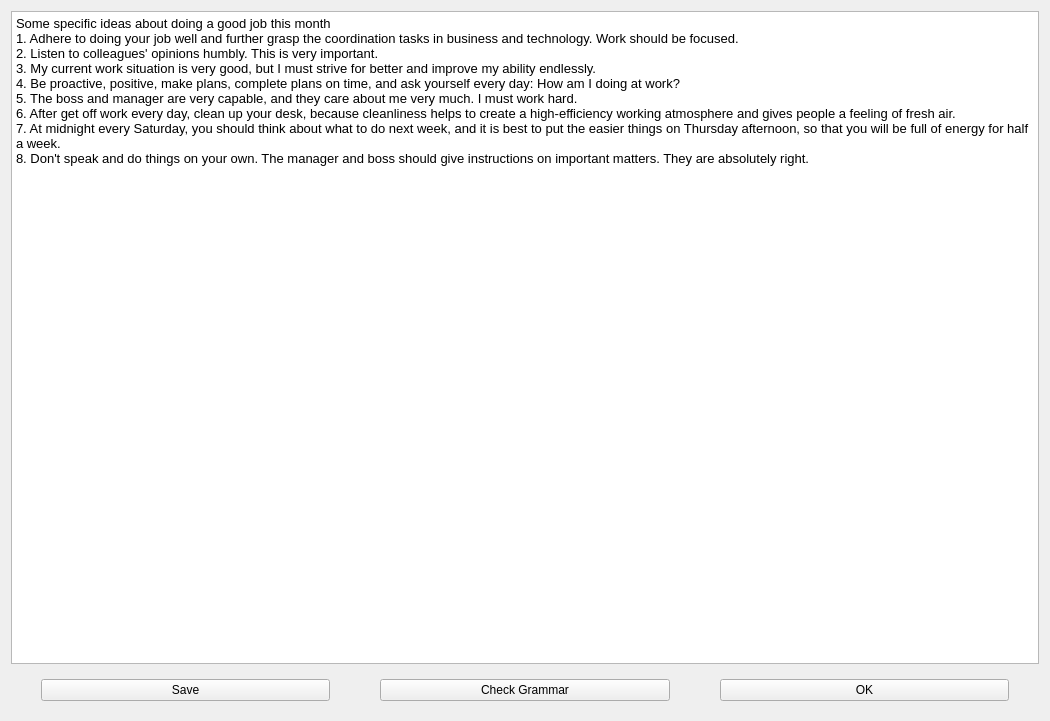
soda92/beijing_fushengji_rewrite, file form/text_editor.ui: the form before one commit.
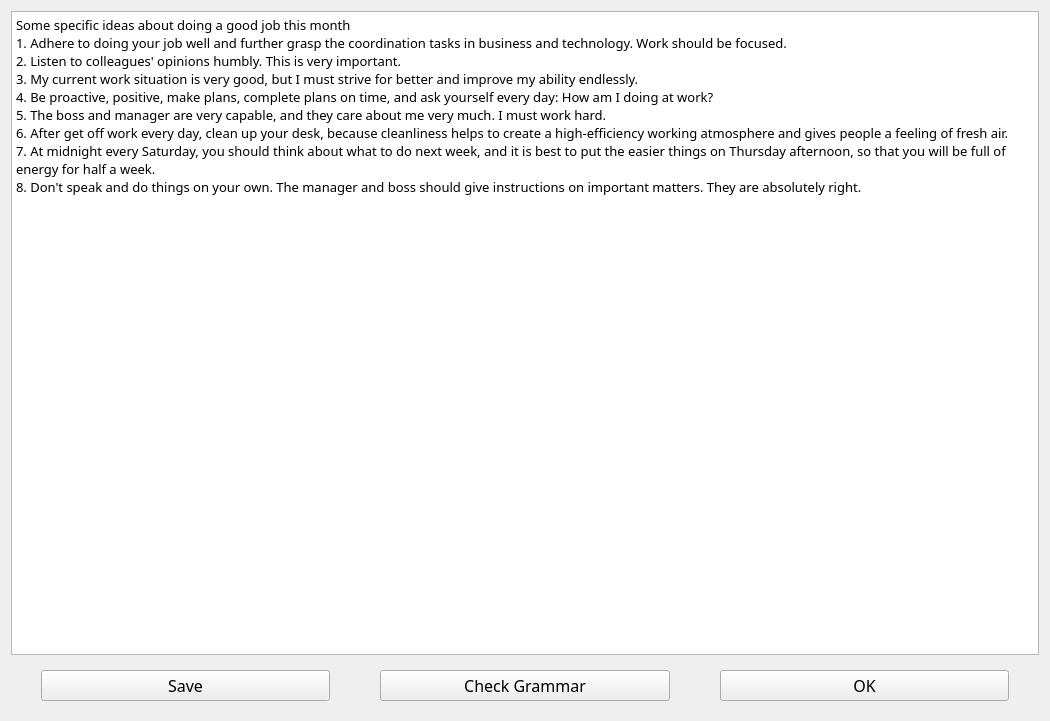
The form after the commit.

```diff
--- a/form/text_editor.ui
+++ b/form/text_editor.ui
@@ -13,6 +13,11 @@
   <property name="windowTitle">
    <string>Writing</string>
   </property>
+  <property name="styleSheet">
+   <string notr="true">QLabel, QPushButton, QTextBrowser, QGroupBox, QTextEdit {
+                font: 12pt MiSans;
+            }</string>
+  </property>
   <layout class="QVBoxLayout" name="verticalLayout">
    <item>
     <widget class="QTextEdit" name="textEdit">
@@ -23,17 +28,17 @@
 hr { height: 1px; border-width: 0; }
 li.unchecked::marker { content: &quot;\2610&quot;; }
 li.checked::marker { content: &quot;\2612&quot;; }
-&lt;/style&gt;&lt;/head&gt;&lt;body style=&quot; font-family:'Sans'; font-size:10pt; font-weight:400; font-style:normal;&quot;&gt;
-&lt;p style=&quot; margin-top:0px; margin-bottom:0px; margin-left:0px; margin-right:0px; -qt-block-indent:0; text-indent:0px;&quot;&gt;Some specific ideas about doing a good job this month&lt;/p&gt;
-&lt;p style=&quot; margin-top:0px; margin-bottom:0px; margin-left:0px; margin-right:0px; -qt-block-indent:0; text-indent:0px;&quot;&gt;1. Adhere to doing your job well and further grasp the coordination tasks in business and technology. Work should be focused.&lt;/p&gt;
-&lt;p style=&quot; margin-top:0px; margin-bottom:0px; margin-left:0px; margin-right:0px; -qt-block-indent:0; text-indent:0px;&quot;&gt;2. Listen to colleagues' opinions humbly. This is very important.&lt;/p&gt;
-&lt;p style=&quot; margin-top:0px; margin-bottom:0px; margin-left:0px; margin-right:0px; -qt-block-indent:0; text-indent:0px;&quot;&gt;3. My current work situation is very good, but I must strive for better and improve my ability endlessly.&lt;/p&gt;
-&lt;p style=&quot; margin-top:0px; margin-bottom:0px; margin-left:0px; margin-right:0px; -qt-block-indent:0; text-indent:0px;&quot;&gt;4. Be proactive, positive, make plans, complete plans on time, and ask yourself every day: How am I doing at work?&lt;/p&gt;
-&lt;p style=&quot; margin-top:0px; margin-bottom:0px; margin-left:0px; margin-right:0px; -qt-block-indent:0; text-indent:0px;&quot;&gt;5. The boss and manager are very capable, and they care about me very much. I must work hard.&lt;/p&gt;
-&lt;p style=&quot; margin-top:0px; margin-bottom:0px; margin-left:0px; margin-right:0px; -qt-block-indent:0; text-indent:0px;&quot;&gt;6. After get off work every day, clean up your desk, because cleanliness helps to create a high-efficiency working atmosphere and gives people a feeling of fresh air.&lt;/p&gt;
-&lt;p style=&quot; margin-top:0px; margin-bottom:0px; margin-left:0px; margin-right:0px; -qt-block-indent:0; text-indent:0px;&quot;&gt;7. At midnight every Saturday, you should think about what to do next week, and it is best to put the easier things on Thursday afternoon, so that you will be full of energy for half a week.&lt;/p&gt;
-&lt;p style=&quot; margin-top:0px; margin-bottom:0px; margin-left:0px; margin-right:0px; -qt-block-indent:0; text-indent:0px;&quot;&gt;8. Don't speak and do things on your own. The manager and boss should give instructions on important matters. They are absolutely right.&lt;/p&gt;
-&lt;p style=&quot;-qt-paragraph-type:empty; margin-top:0px; margin-bottom:0px; margin-left:0px; margin-right:0px; -qt-block-indent:0; text-indent:0px;&quot;&gt;&lt;br /&gt;&lt;/p&gt;&lt;/body&gt;&lt;/html&gt;</string>
+&lt;/style&gt;&lt;/head&gt;&lt;body style=&quot; font-family:'MiSans'; font-size:12pt; font-weight:400; font-style:normal;&quot;&gt;
+&lt;p style=&quot; margin-top:0px; margin-bottom:0px; margin-left:0px; margin-right:0px; -qt-block-indent:0; text-indent:0px;&quot;&gt;&lt;span style=&quot; font-family:'Sans'; font-size:10pt;&quot;&gt;Some specific ideas about doing a good job this month&lt;/span&gt;&lt;/p&gt;
+&lt;p style=&quot; margin-top:0px; margin-bottom:0px; margin-left:0px; margin-right:0px; -qt-block-indent:0; text-indent:0px;&quot;&gt;&lt;span style=&quot; font-family:'Sans'; font-size:10pt;&quot;&gt;1. Adhere to doing your job well and further grasp the coordination tasks in business and technology. Work should be focused.&lt;/span&gt;&lt;/p&gt;
+&lt;p style=&quot; margin-top:0px; margin-bottom:0px; margin-left:0px; margin-right:0px; -qt-block-indent:0; text-indent:0px;&quot;&gt;&lt;span style=&quot; font-family:'Sans'; font-size:10pt;&quot;&gt;2. Listen to colleagues' opinions humbly. This is very important.&lt;/span&gt;&lt;/p&gt;
+&lt;p style=&quot; margin-top:0px; margin-bottom:0px; margin-left:0px; margin-right:0px; -qt-block-indent:0; text-indent:0px;&quot;&gt;&lt;span style=&quot; font-family:'Sans'; font-size:10pt;&quot;&gt;3. My current work situation is very good, but I must strive for better and improve my ability endlessly.&lt;/span&gt;&lt;/p&gt;
+&lt;p style=&quot; margin-top:0px; margin-bottom:0px; margin-left:0px; margin-right:0px; -qt-block-indent:0; text-indent:0px;&quot;&gt;&lt;span style=&quot; font-family:'Sans'; font-size:10pt;&quot;&gt;4. Be proactive, positive, make plans, complete plans on time, and ask yourself every day: How am I doing at work?&lt;/span&gt;&lt;/p&gt;
+&lt;p style=&quot; margin-top:0px; margin-bottom:0px; margin-left:0px; margin-right:0px; -qt-block-indent:0; text-indent:0px;&quot;&gt;&lt;span style=&quot; font-family:'Sans'; font-size:10pt;&quot;&gt;5. The boss and manager are very capable, and they care about me very much. I must work hard.&lt;/span&gt;&lt;/p&gt;
+&lt;p style=&quot; margin-top:0px; margin-bottom:0px; margin-left:0px; margin-right:0px; -qt-block-indent:0; text-indent:0px;&quot;&gt;&lt;span style=&quot; font-family:'Sans'; font-size:10pt;&quot;&gt;6. After get off work every day, clean up your desk, because cleanliness helps to create a high-efficiency working atmosphere and gives people a feeling of fresh air.&lt;/span&gt;&lt;/p&gt;
+&lt;p style=&quot; margin-top:0px; margin-bottom:0px; margin-left:0px; margin-right:0px; -qt-block-indent:0; text-indent:0px;&quot;&gt;&lt;span style=&quot; font-family:'Sans'; font-size:10pt;&quot;&gt;7. At midnight every Saturday, you should think about what to do next week, and it is best to put the easier things on Thursday afternoon, so that you will be full of energy for half a week.&lt;/span&gt;&lt;/p&gt;
+&lt;p style=&quot; margin-top:0px; margin-bottom:0px; margin-left:0px; margin-right:0px; -qt-block-indent:0; text-indent:0px;&quot;&gt;&lt;span style=&quot; font-family:'Sans'; font-size:10pt;&quot;&gt;8. Don't speak and do things on your own. The manager and boss should give instructions on important matters. They are absolutely right.&lt;/span&gt;&lt;/p&gt;
+&lt;p style=&quot;-qt-paragraph-type:empty; margin-top:0px; margin-bottom:0px; margin-left:0px; margin-right:0px; -qt-block-indent:0; text-indent:0px; font-family:'Sans'; font-size:10pt;&quot;&gt;&lt;br /&gt;&lt;/p&gt;&lt;/body&gt;&lt;/html&gt;</string>
      </property>
     </widget>
    </item>
```
